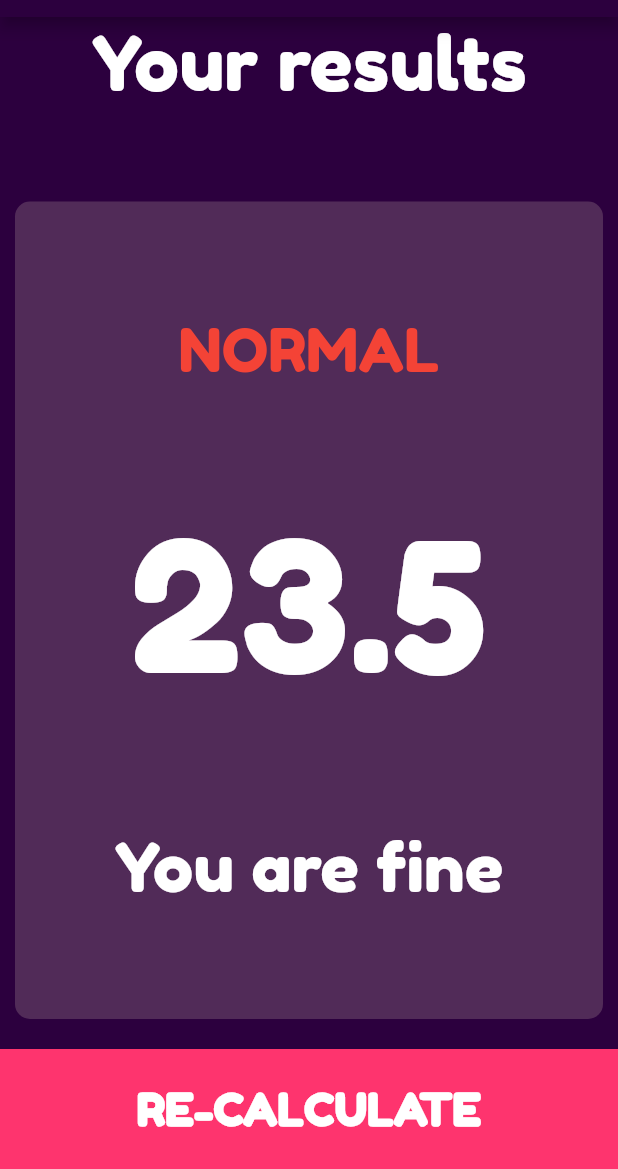
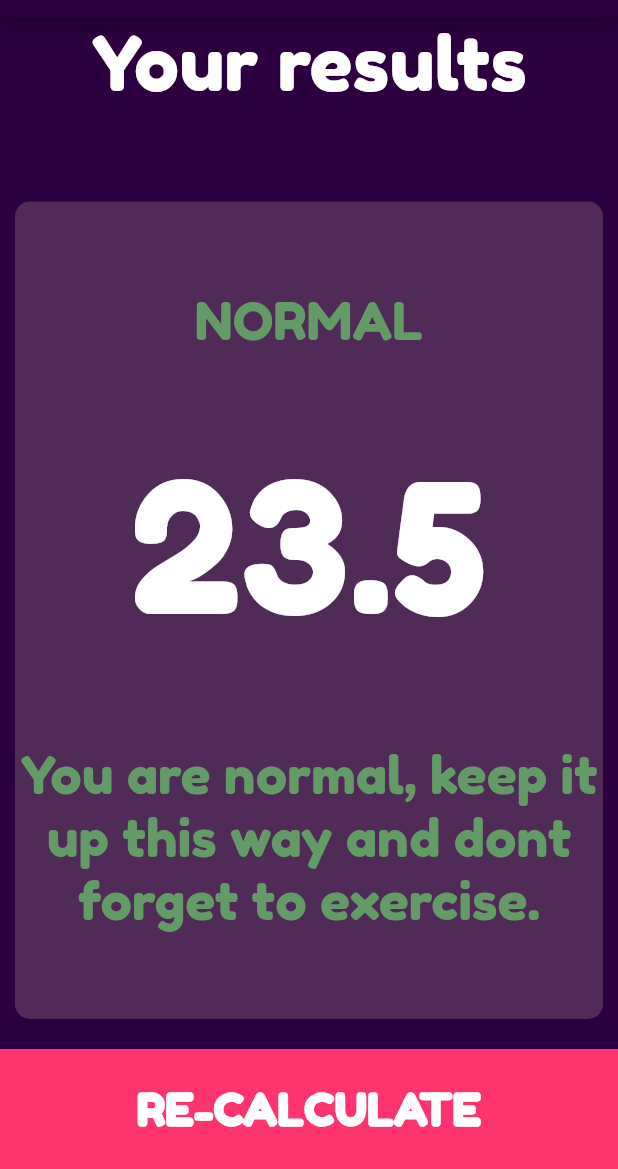
Before and after one commit to Harry-Chalcraft/bmi-calculator, a Flutter app: the screen it shows after launch, after a tap on "CALCULATE", on a phone screen of 412 x 824 dp, the part 67-1236 px from its top. Run offline on Flutter 3.47's test engine with Material 2 defaults, Android fonts, the phone set to English and light mode, and no system bars; our stand-ins replace font_awesome_flutter.

Commit message:
Design tweaks
App label changed.
Added custom app icon.
BMI result (number) is now a widget.
BMI explaination is now a widget.

```diff
--- a/lib/calculator_brain.dart
+++ b/lib/calculator_brain.dart
@@ -1,4 +1,7 @@
 import 'dart:math';
+
+import 'package:flutter/cupertino.dart';
+import 'constants.dart';
 
 class CalculatorBrain {
 
@@ -13,23 +16,23 @@ class CalculatorBrain {
     return _bmi.toStringAsFixed(1);
   }
 
-  String getResults(){
+  Widget getResults(){
     if (_bmi>=25.0){
-      return 'Overweight';
+      return BmiResult(text:'OVERWEIGHT',color : Color(0xFFdd2c00));
     }else if (_bmi>18.5){
-      return 'Normal';
+      return BmiResult(text:'NORMAL',color: Color(0xFF639a67));
     }else {
-      return 'Underweight';
+      return BmiResult(text:'UNDERWEIGHT',color : Color(0xFFb2ebf2));
     }
   }
 
-  String resultsExplain(){
+  Widget resultsExplain(){
     if (_bmi>=25.0){
-      return 'You have to lose some weight ASAP';
+      return BmiResult(text:'You are overweight, please adapt a better diet and try to exercise more.',color : Color(0xFFdd2c00));
     }else if (_bmi>18.5){
-      return 'You are fine';
+      return BmiResult(text:'You are normal, keep it up this way and dont forget to exercise.',color: Color(0xFF639a67));
     }else {
-      return 'You have to eat more';
+      return BmiResult(text:'You are underweight, you have to eat more and exercise.',color : Color(0xFFb2ebf2));
     }
   }
 
--- a/lib/constants.dart
+++ b/lib/constants.dart
@@ -12,13 +12,11 @@ const kResultsTitle = Text (
         fontFamily: 'FredokaOne',
         fontSize: 50
     ));
-
 const kHeightLabelTextStyle = TextStyle(
   fontFamily: 'FredokaOne',
   fontSize: 20.0,
   color: Color(0xFFd2fafb)
 );
-
 const kHeightTextStyle = TextStyle(
     fontSize: 58.0,
     color: Color(0xFFd2fafb),
@@ -30,6 +28,7 @@ const kCmTextStyle = TextStyle(
     fontFamily: 'FredokaOne',
     fontWeight: FontWeight.w200
 );
+
 
 class LargeBottomButton extends StatelessWidget {
 
@@ -82,3 +81,23 @@ class RoundIconButton extends StatelessWidget {
         );
     }
 }
+
+class BmiResult extends StatelessWidget {
+  BmiResult({this.text,this.color});
+  final String text;
+  final Color color;
+
+  @override
+  Widget build(BuildContext context) {
+    return Text(
+        text,
+        textAlign: TextAlign.center,
+        style: TextStyle(
+            color: color,
+            fontFamily: 'FredokaOne',
+            fontSize: 35,
+
+        ),
+    );
+  }
+}
--- a/lib/results_page.dart
+++ b/lib/results_page.dart
@@ -6,9 +6,9 @@ class ResultsPage extends StatelessWidget {
 
   ResultsPage({@required this.bmiResult,@required this.bmiNumber,@required this.bmiExplain});
 
-  final String bmiResult;
+  final Widget bmiResult;
   final String bmiNumber;
-  final String bmiExplain;
+  final Widget bmiExplain;
 
   @override
   Widget build(BuildContext context) {
@@ -29,25 +29,14 @@ class ResultsPage extends StatelessWidget {
                 crossAxisAlignment: CrossAxisAlignment.stretch,
                 mainAxisAlignment: MainAxisAlignment.spaceEvenly,
                 children: <Widget>[
-                  Center(child: Text(bmiResult.toUpperCase(),style: TextStyle(
-                    fontSize: 40,
-                    fontFamily: 'FredokaOne',
-                    color: Colors.red
-                  ),),),
+                  Center(child: bmiResult,),
                   Center(child: Text(bmiNumber,
                     style: TextStyle(
                       fontSize: 120,
                       fontFamily: 'FredokaOne'
                     ),
                   ),),
-                  Center(child: Text(bmiExplain,
-                    textAlign: TextAlign.center,
-                    style: TextStyle(
-                      fontSize: 45,
-                      fontFamily: 'FredokaOne',
-
-                    ),
-                  ),),
+                  Center(child: bmiExplain,),
                 ],
               ),
             ),
```
Also changed, not shown: 6 other files.
